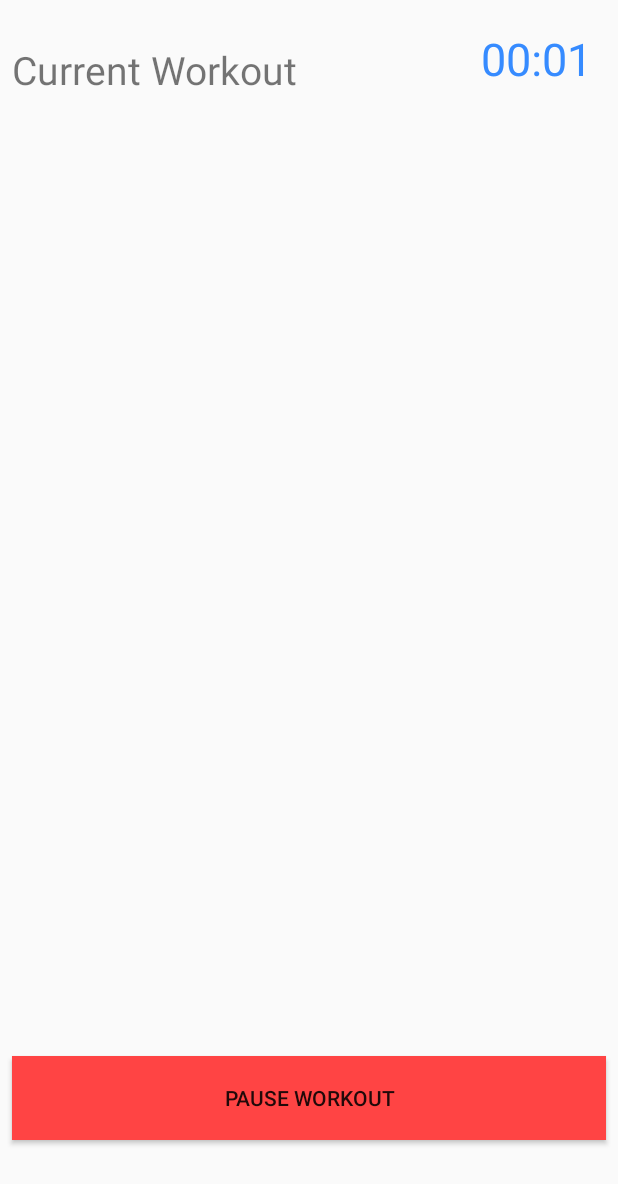
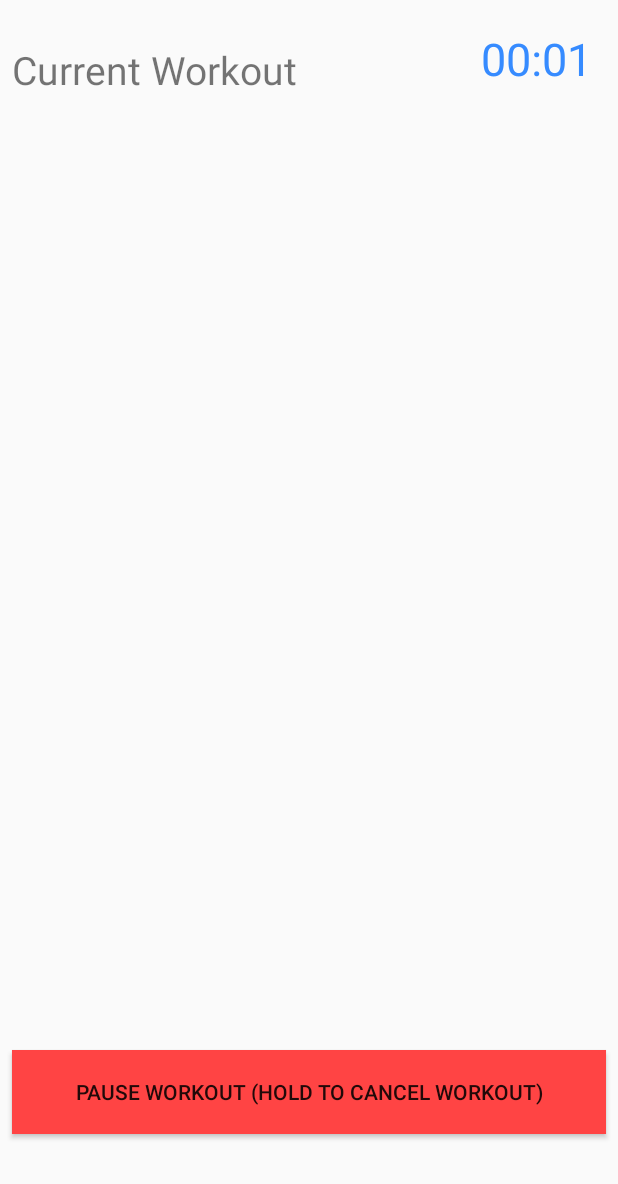
Before and after one commit to Albin1118/TDA367, an Android app: the fragment ActiveWorkoutFragment placed in its activity, after a tap on "START WORKOUT", on a phone screen of 412 x 824 dp. Shown: the top 1184 px of the screen. Run offline under Robolectric (Android 15) with nearby library versions, the phone set to English and light mode, and no system bars; 2 statements that could not run were skipped.

Commit message:
Added functionality to cancel Active Workout

```diff
--- a/app/src/main/res/layout/fragment_active_workout.xml
+++ b/app/src/main/res/layout/fragment_active_workout.xml
@@ -87,9 +87,9 @@
         android:layout_marginStart="8dp"
         android:layout_marginTop="8dp"
         android:layout_marginEnd="8dp"
-        android:layout_marginBottom="8dp"
+        android:layout_marginBottom="12dp"
         android:background="@android:color/holo_red_light"
-        android:text="Pause Workout"
+        android:text="Pause Workout (Hold to cancel workout)"
         app:layout_constraintBottom_toBottomOf="parent"
         app:layout_constraintEnd_toEndOf="parent"
         app:layout_constraintHorizontal_bias="0.0"
```
Also changed, not shown: app/src/main/java/com/example/ziggy/trainingtracker/view/ActiveWorkoutFragment.java (+32 -0 lines).
